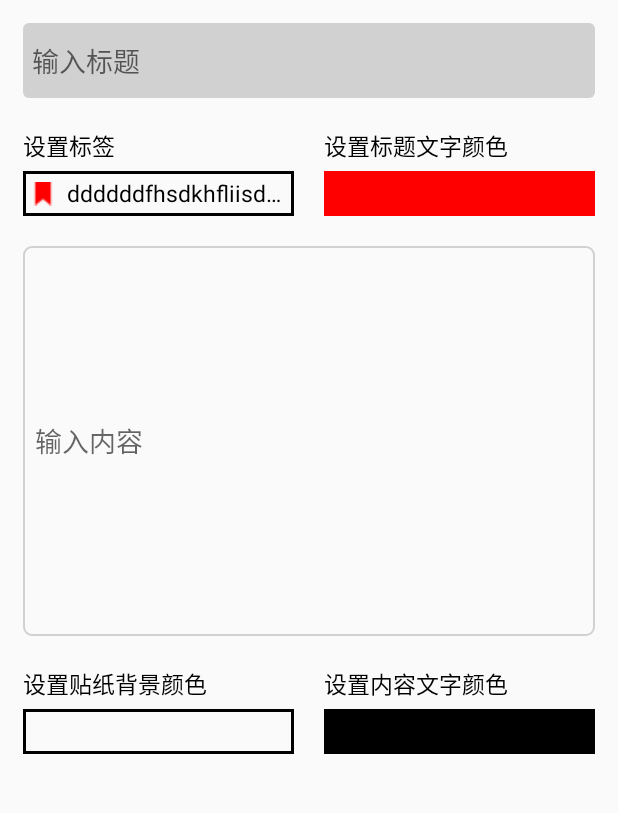
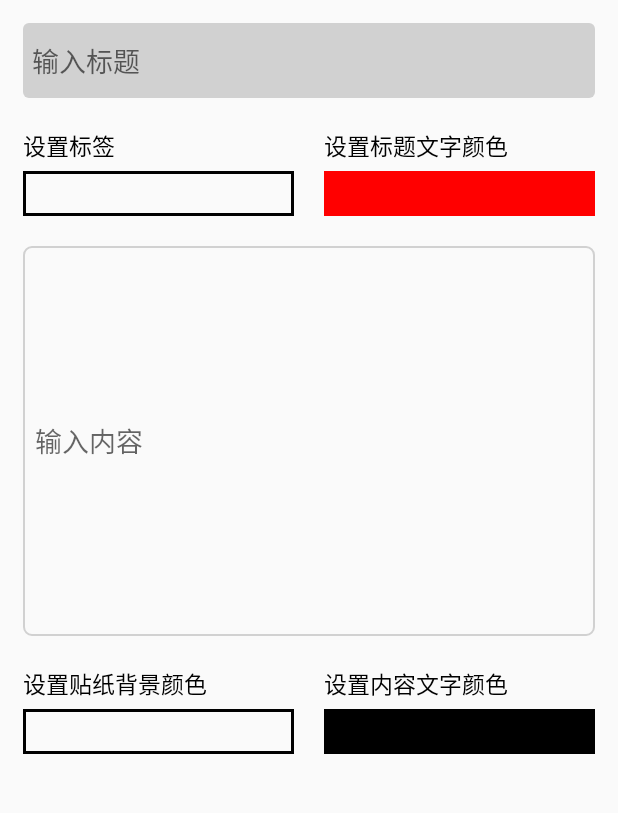
Before and after one commit to NH-X/JotDown, an Android app: the RenewNodeActivity screen opened directly, with no data from a screen before it, on a phone screen of 412 x 824 dp, the part 84-897 px from its top. Run offline under Robolectric (Android 15) with nearby library versions, the phone set to English and light mode, and no system bars; libraries missing offline, so code that uses them is left out: com.skydoves.colorpickerview; 1 statement that could not run was skipped.

Commit message:
2023/04/18 00:54

```diff
--- a/jotdown/src/main/java/com/example/jotdown/RenewNodeActivity.java
+++ b/jotdown/src/main/java/com/example/jotdown/RenewNodeActivity.java
@@ -73,7 +73,7 @@ public class RenewNodeActivity extends AppCompatActivity implements
         view_content_color.setOnClickListener(this);
         view_background_color.setOnClickListener(this);
         tl_head=findViewById(R.id.tl_head);
-        findViewById(R.id.ll_importance).setOnClickListener(this);
+        findViewById(R.id.sp_importance).setOnClickListener(this);
         setSupportActionBar(tl_head);
         Intent intent=getIntent();
 
@@ -174,7 +174,7 @@ public class RenewNodeActivity extends AppCompatActivity implements
         if(viewId==R.id.view_title_color || viewId==R.id.view_content_color || viewId==R.id.view_background_color){
             initColorPickerDialog(viewId);
         }
-        else if(viewId==R.id.ll_importance){
+        else if(viewId==R.id.sp_importance){
             Toast.makeText(this, "设置标签", Toast.LENGTH_SHORT).show();
         }
     }
--- a/jotdown/src/main/res/layout/activity_renew_node.xml
+++ b/jotdown/src/main/res/layout/activity_renew_node.xml
@@ -43,32 +43,13 @@
                     android:text="设置标签"
                     android:textColor="@color/black"
                     android:textSize="15sp"/>
-                <LinearLayout
+                <Spinner
                     android:layout_width="match_parent"
                     android:layout_height="30dp"
                     android:layout_marginTop="5dp"
                     android:background="@drawable/linear_item"
-                    android:orientation="horizontal"
-                    android:id="@+id/ll_importance">
-                    <ImageView
-                        android:layout_width="wrap_content"
-                        android:layout_height="match_parent"
-                        android:layout_marginStart="5dp"
-                        android:layout_marginEnd="5dp"
-                        android:src="@drawable/ic_label"
-                        android:id="@+id/iv_mark"/>
-                    <TextView
-                        android:layout_width="match_parent"
-                        android:layout_height="match_parent"
-                        android:layout_marginEnd="5dp"
-                        android:maxLines="1"
-                        android:ellipsize="end"
-                        android:gravity="center"
-                        android:text="ddddddfhsdkhfliisdufhalsdihfiladuhfd"
-                        android:textSize="15sp"
-                        android:textColor="@color/black"
-                        android:id="@+id/tv_importance"/>
-                </LinearLayout>
+                    android:id="@+id/sp_importance"/>
+
             </LinearLayout>
             <LinearLayout
                 android:layout_width="0dp"
```
